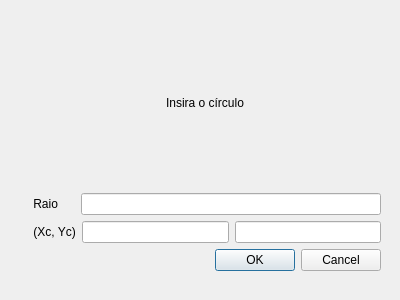
Old version of the form insertcirclewindow.ui in the repository josecleiton/GIS-RTree.
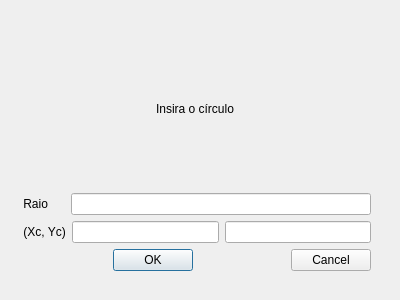
New version of the form.

The edit to the form file:
```diff
--- a/insertcirclewindow.ui
+++ b/insertcirclewindow.ui
@@ -13,17 +13,17 @@
   <property name="windowTitle">
    <string>Dialog</string>
   </property>
-  <widget class="QWidget" name="layoutWidget">
+  <widget class="QWidget" name="">
    <property name="geometry">
     <rect>
-     <x>30</x>
-     <y>20</y>
+     <x>20</x>
+     <y>30</y>
      <width>351</width>
-     <height>251</height>
+     <height>241</height>
     </rect>
    </property>
    <layout class="QVBoxLayout" name="verticalLayout">
-    <item alignment="Qt::AlignHCenter|Qt::AlignVCenter">
+    <item alignment="Qt::AlignHCenter">
      <widget class="QLabel" name="label">
       <property name="text">
        <string>Insira o círculo</string>
@@ -74,14 +74,25 @@
      </layout>
     </item>
     <item>
+     <layout class="QHBoxLayout" name="horizontalLayout_3">
+      <item>
      <widget class="QDialogButtonBox" name="button">
       <property name="orientation">
        <enum>Qt::Horizontal</enum>
       </property>
       <property name="standardButtons">
-       <set>QDialogButtonBox::Cancel|QDialogButtonBox::Ok</set>
-      </property>
-     </widget>
+         <set>QDialogButtonBox::Ok</set>
+        </property>
+       </widget>
+      </item>
+      <item>
+       <widget class="QDialogButtonBox" name="buttonBox">
+        <property name="standardButtons">
+         <set>QDialogButtonBox::Cancel</set>
+        </property>
+       </widget>
+      </item>
+     </layout>
     </item>
    </layout>
   </widget>
```
Lines whose indentation alone changed are shown as unchanged.
